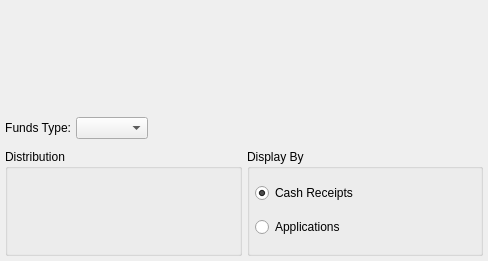
Qt form guiclient/dspCashReceipts.ui (discountscott/qt-client) before a commit.
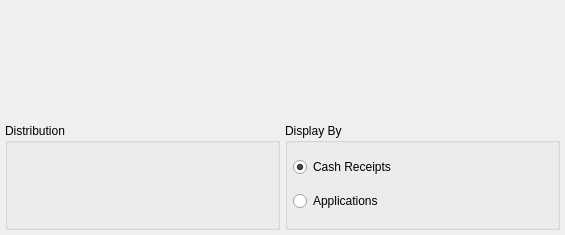
The same form after that commit. Custom widgets are drawn as their Qt base class.

```diff
--- a/guiclient/dspCashReceipts.ui
+++ b/guiclient/dspCashReceipts.ui
@@ -13,90 +13,18 @@
    <rect>
     <x>0</x>
     <y>0</y>
-    <width>488</width>
-    <height>261</height>
+    <width>565</width>
+    <height>235</height>
    </rect>
   </property>
   <property name="windowTitle">
    <string>Cash Receipts</string>
   </property>
-  <layout class="QVBoxLayout" name="verticalLayout">
-   <item>
-    <layout class="QHBoxLayout" name="horizontalLayout_3">
-     <item>
+  <layout class="QGridLayout" name="gridLayout_2">
+   <item row="0" column="0" colspan="2">
       <widget class="CustomerSelector" name="_customerSelector"/>
      </item>
-     <item>
-      <spacer name="horizontalSpacer_2">
-       <property name="orientation">
-        <enum>Qt::Horizontal</enum>
-       </property>
-       <property name="sizeHint" stdset="0">
-        <size>
-         <width>40</width>
-         <height>20</height>
-        </size>
-       </property>
-      </spacer>
-     </item>
-    </layout>
-   </item>
-   <item>
-    <layout class="QHBoxLayout" name="horizontalLayout">
-     <item>
-      <widget class="QLabel" name="_fundsTypeLit">
-       <property name="text">
-        <string>Funds Type:</string>
-       </property>
-       <property name="alignment">
-        <set>Qt::AlignRight|Qt::AlignTrailing|Qt::AlignVCenter</set>
-       </property>
-      </widget>
-     </item>
-     <item>
-      <widget class="XComboBox" name="_fundsType">
-       <property name="allowNull">
-        <bool>true</bool>
-       </property>
-       <property name="nullStr">
-        <string>All</string>
-       </property>
-      </widget>
-     </item>
-     <item>
-      <spacer name="horizontalSpacer">
-       <property name="orientation">
-        <enum>Qt::Horizontal</enum>
-       </property>
-       <property name="sizeHint" stdset="0">
-        <size>
-         <width>40</width>
-         <height>20</height>
-        </size>
-       </property>
-      </spacer>
-     </item>
-    </layout>
-   </item>
-   <item>
-    <spacer name="verticalSpacer">
-     <property name="orientation">
-      <enum>Qt::Vertical</enum>
-     </property>
-     <property name="sizeType">
-      <enum>QSizePolicy::Fixed</enum>
-     </property>
-     <property name="sizeHint" stdset="0">
-      <size>
-       <width>20</width>
-       <height>5</height>
-      </size>
-     </property>
-    </spacer>
-   </item>
-   <item>
-    <layout class="QHBoxLayout" name="horizontalLayout_2">
-     <item>
+   <item row="2" column="0">
       <widget class="QGroupBox" name="groupBox">
        <property name="title">
         <string>Distribution</string>
@@ -108,7 +36,7 @@
        </layout>
       </widget>
      </item>
-     <item>
+   <item row="2" column="1">
       <widget class="QGroupBox" name="displayTypeGroup">
        <property name="title">
         <string>Display By</string>
@@ -134,7 +62,21 @@
        </layout>
       </widget>
      </item>
-    </layout>
+   <item row="1" column="0">
+    <spacer name="verticalSpacer">
+     <property name="orientation">
+      <enum>Qt::Vertical</enum>
+     </property>
+     <property name="sizeType">
+      <enum>QSizePolicy::Fixed</enum>
+     </property>
+     <property name="sizeHint" stdset="0">
+      <size>
+       <width>20</width>
+       <height>5</height>
+      </size>
+     </property>
+    </spacer>
    </item>
   </layout>
  </widget>
@@ -149,12 +91,6 @@
    <class>DateCluster</class>
    <extends>QWidget</extends>
    <header>datecluster.h</header>
-   <container>1</container>
-  </customwidget>
-  <customwidget>
-   <class>XComboBox</class>
-   <extends>QComboBox</extends>
-   <header>xcombobox.h</header>
   </customwidget>
  </customwidgets>
  <tabstops>
```
Lines whose indentation alone changed are shown as unchanged.
